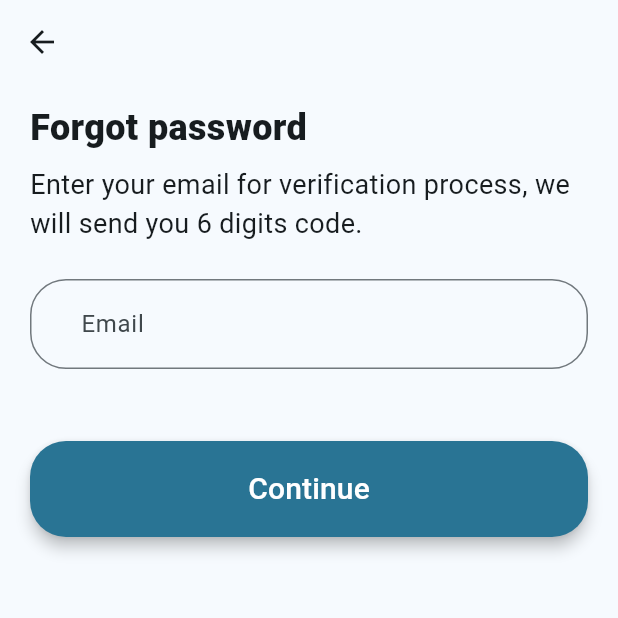
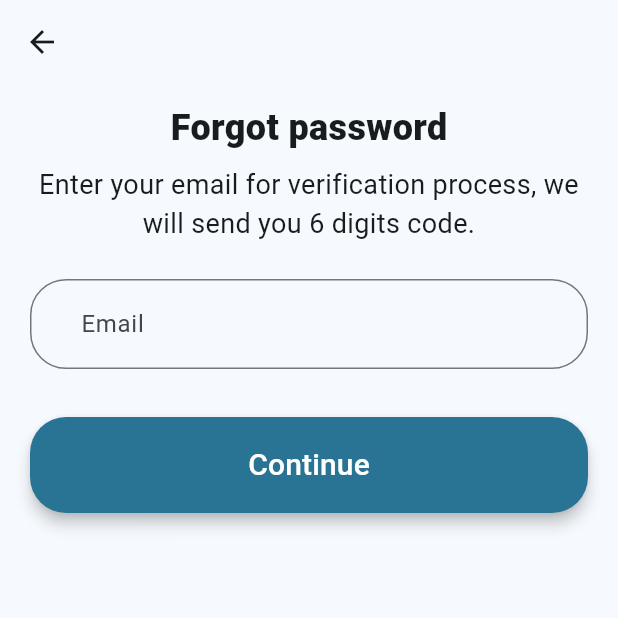
Before and after one commit to nadahossamismail/Bookipedia, a Flutter app: the ForgotPasswordView screen opened by its route, on a phone screen of 412 x 824 dp, the top half of it. Run offline on Flutter 3.47's test engine with Material 3 defaults, Android fonts, the phone set to English and light mode, and no system bars; our stand-ins replace bloc, dio, flutter_bloc, pinput, pretty_dio_logger; missing offline and left inert: custom_timer.

Commit message:
minor change in forgot password view

```diff
--- a/lib/presentation_layer/screens/auth_screens/forgot_password/forgot_password_view.dart
+++ b/lib/presentation_layer/screens/auth_screens/forgot_password/forgot_password_view.dart
@@ -36,15 +36,12 @@ class _ForgotPasswordViewState extends State<ForgotPasswordView> {
                     horizontal: 20, vertical: AppSpacingSizing.s12),
                 child: Form(
                     key: forgotPasswordViewModel.formKey,
-                    child: Column(
-                        crossAxisAlignment: CrossAxisAlignment.start,
-                        children: [
-                          const Text("Forgot password",
-                              style: AppTextStyle.title),
+                    child: Column(children: [
+                      const Text("Forgot password", style: AppTextStyle.title),
                       const SizedBox(height: AppSpacingSizing.s8),
                       const Text(
                           "Enter your email for verification process, we will send you 6 digits code.",
-                              //  textAlign: TextAlign.center,
+                          textAlign: TextAlign.center,
                           style: TextStyle(
                               fontSize: FontSize.f18,
                               fontWeight: FontWeight.w400)),
@@ -55,7 +52,7 @@ class _ForgotPasswordViewState extends State<ForgotPasswordView> {
                         validator: forgotPasswordViewModel.validateEmail,
                         controller: forgotPasswordViewModel.emailController,
                       ),
-                          const SizedBox(height: AppSpacingSizing.s48),
+                      const SizedBox(height: AppSpacingSizing.s32),
                       AppMaterialButton(
                           onPressed: () =>
                               forgotPasswordViewModel.sendOtp(context),
```
Lines whose indentation alone changed are shown as unchanged.
